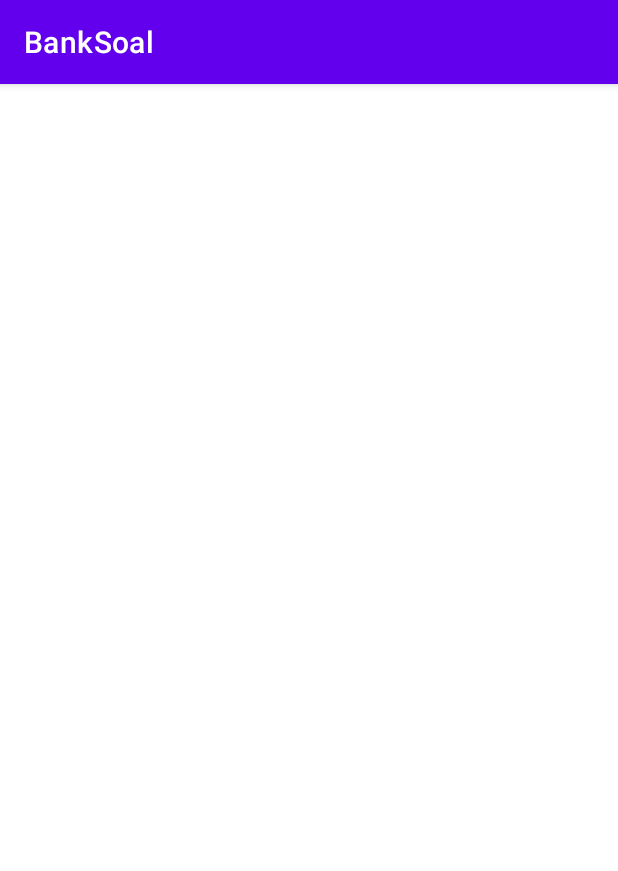
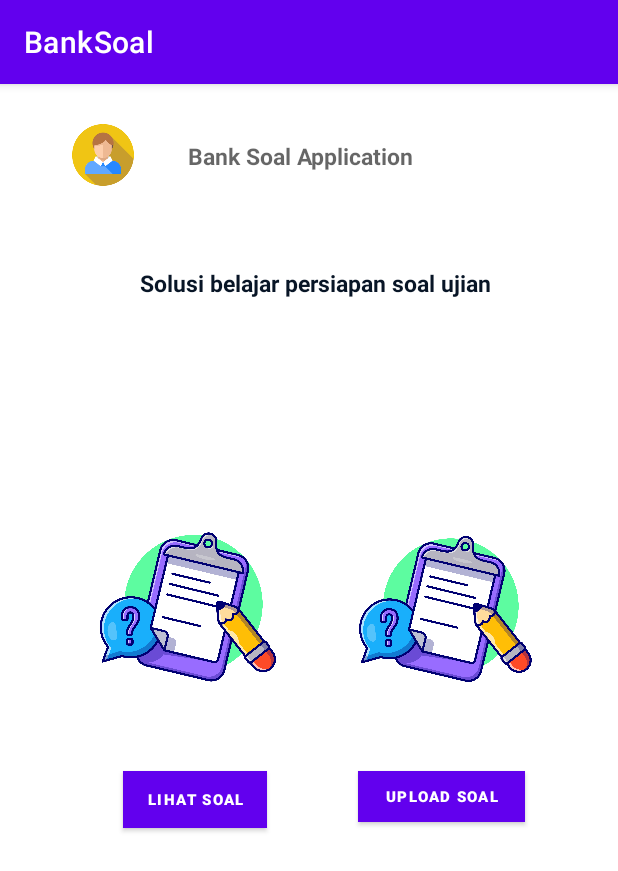
Before and after one commit to fitrialfiana/BankSoal, an Android app: the Dashboard screen opened directly, with no data from a screen before it, on a phone screen of 412 x 824 dp. Shown: the top 871 px of the screen. Run offline under Robolectric (Android 15) with nearby library versions, the phone set to English and light mode, and no system bars.

Commit message:
Tambah 3 empty act (+dashboard)

```diff
--- a/app/src/main/res/layout/activity_dashboard.xml
+++ b/app/src/main/res/layout/activity_dashboard.xml
@@ -6,4 +6,112 @@
     android:layout_height="match_parent"
     tools:context=".Dashboard">
 
+
+    <ImageView
+        android:id="@+id/logoapp1"
+        android:layout_width="76dp"
+        android:layout_height="41dp"
+        android:layout_marginLeft="16dp"
+        android:layout_marginRight="16dp"
+        android:textColorHint="@color/white"
+        app:layout_constraintBottom_toBottomOf="parent"
+        app:layout_constraintHorizontal_bias="0.048"
+        app:layout_constraintLeft_toLeftOf="parent"
+        app:layout_constraintRight_toRightOf="parent"
+        app:layout_constraintTop_toTopOf="parent"
+        app:layout_constraintVertical_bias="0.037"
+        app:srcCompat="@drawable/iconlogin" />
+
+    <TextView
+        android:id="@+id/namaapp1"
+        android:layout_width="161dp"
+        android:layout_height="20dp"
+        android:text="@string/namapp"
+        android:textColor="@color/material_on_background_emphasis_medium"
+        android:textSize="15sp"
+        android:textStyle="bold"
+        app:layout_constraintBottom_toBottomOf="parent"
+        app:layout_constraintEnd_toEndOf="parent"
+        app:layout_constraintStart_toStartOf="parent"
+        app:layout_constraintTop_toTopOf="parent"
+        app:layout_constraintVertical_bias="0.05" />
+
+    <TextView
+        android:id="@+id/descrip"
+        android:layout_width="244dp"
+        android:layout_height="37dp"
+        android:text="@string/desc"
+        android:textColor="@color/blue"
+        android:textSize="15sp"
+        android:textStyle="bold"
+        app:layout_constraintBottom_toBottomOf="parent"
+        app:layout_constraintEnd_toEndOf="parent"
+        app:layout_constraintHorizontal_bias="0.556"
+        app:layout_constraintStart_toStartOf="parent"
+        app:layout_constraintTop_toTopOf="parent"
+        app:layout_constraintVertical_bias="0.167" />
+
+    <ImageView
+        android:id="@+id/imagedash1"
+        android:layout_width="160dp"
+        android:layout_height="176dp"
+        android:layout_marginLeft="16dp"
+        android:layout_marginRight="16dp"
+        android:textColorHint="@color/white"
+        app:layout_constraintBottom_toBottomOf="parent"
+        app:layout_constraintHorizontal_bias="0.915"
+        app:layout_constraintLeft_toLeftOf="parent"
+        app:layout_constraintRight_toRightOf="parent"
+        app:layout_constraintTop_toTopOf="parent"
+        app:layout_constraintVertical_bias="0.442"
+        app:srcCompat="@drawable/iconsoal" />
+
+    <Button
+        android:id="@+id/btcari"
+        android:layout_width="96dp"
+        android:layout_height="38dp"
+        android:background="#00773F"
+        android:text="@string/ssoal"
+        android:textColor="#ffffff"
+        android:textSize="10sp"
+        android:textStyle="bold"
+        app:layout_constraintBottom_toBottomOf="parent"
+        app:layout_constraintHorizontal_bias="0.26"
+        app:layout_constraintLeft_toLeftOf="parent"
+        app:layout_constraintRight_toRightOf="parent"
+        app:layout_constraintTop_toTopOf="parent"
+        app:layout_constraintVertical_bias="0.627" />
+
+    <ImageView
+        android:id="@+id/imagedash2"
+        android:layout_width="163dp"
+        android:layout_height="173dp"
+        android:layout_marginLeft="16dp"
+        android:layout_marginRight="16dp"
+        android:textColorHint="@color/white"
+        app:layout_constraintBottom_toBottomOf="parent"
+        app:layout_constraintHorizontal_bias="0.129"
+        app:layout_constraintLeft_toLeftOf="parent"
+        app:layout_constraintRight_toRightOf="parent"
+        app:layout_constraintTop_toTopOf="parent"
+        app:layout_constraintVertical_bias="0.44"
+        app:srcCompat="@drawable/iconsoal" />
+
+    <Button
+        android:id="@+id/btupload"
+        android:layout_width="111dp"
+        android:layout_height="34dp"
+        android:background="#00773F"
+        android:text="@string/usoal"
+        android:textColor="#ffffff"
+        android:textSize="10sp"
+        android:textStyle="bold"
+        app:layout_constraintBottom_toBottomOf="parent"
+        app:layout_constraintHorizontal_bias="0.793"
+        app:layout_constraintLeft_toLeftOf="parent"
+        app:layout_constraintRight_toRightOf="parent"
+        app:layout_constraintTop_toTopOf="parent"
+        app:layout_constraintVertical_bias="0.624" />
+
+
 </androidx.constraintlayout.widget.ConstraintLayout>
--- a/app/src/main/res/values/strings.xml
+++ b/app/src/main/res/values/strings.xml
@@ -20,16 +20,13 @@
     <string name="ealamat">Masukkan Alamat</string>
     <string name="eNm">Fifi</string>
 
-    <string name="eTask">Masukkan Task</string>
-    <string name="eJTask">Masukkan Jenis Task</string>
-    <string name="eTimeTask">Masukkan Time Task</string>
-    <string name="eWelcome">Selamat Datang</string>
-
     <string name="eSubmit">Submit</string>
     <string name="eLogout">Logout</string>
 
-    <string name="task">Task</string>
-    <string name="JenisTask">Jenis Task</string>
-    <string name="TimeTask">Time Task</string>
+    <string name="ssoal">Lihat Soal</string>
+    <string name="usoal">Upload Soal</string>
+    <string name="namapp">Bank Soal Application</string>
+    <string name="desc">Solusi belajar persiapan soal ujian</string>
+
 
 </resources>
```
Also changed, not shown: app/src/main/AndroidManifest.xml (+9 -0 lines), app/src/main/java/com/example/banksoal/LihatSoal.java (added, +14 -0 lines), app/src/main/java/com/example/banksoal/Profile.java (added, +14 -0 lines), app/src/main/java/com/example/banksoal/UploadSoal.java (added, +14 -0 lines), app/src/main/res/layout/activity_lihat_soal.xml (added, +9 -0 lines), app/src/main/res/layout/activity_profile.xml (added, +9 -0 lines), app/src/main/res/layout/activity_upload_soal.xml (added, +9 -0 lines), app/src/main/res/drawable-v24/iconsoal.jpg (added).
